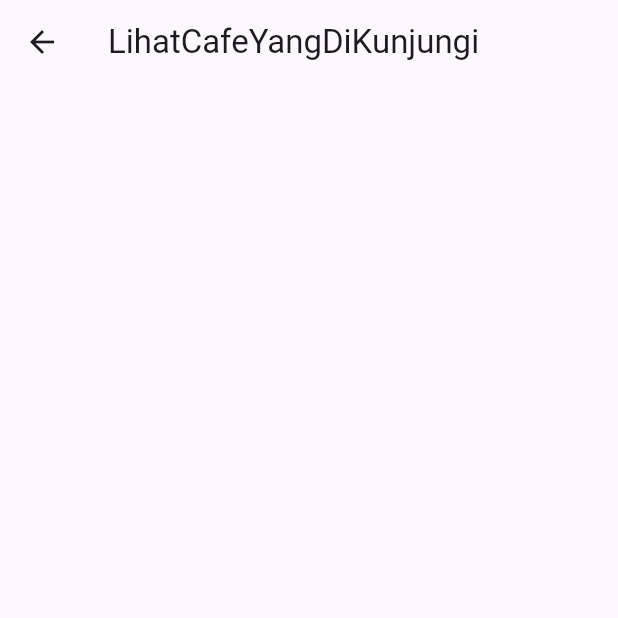
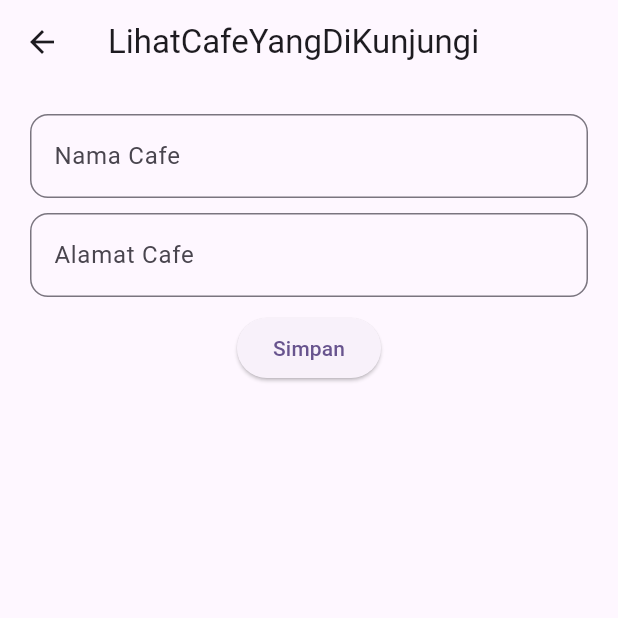
Before and after one commit to Asrul90/appinput, a Flutter app: the LihatCafe screen opened directly, on a phone screen of 412 x 824 dp, the top half of it. Run offline on Flutter 3.47's test engine with Material 3 defaults, Android fonts, the phone set to English and light mode, and no system bars; network calls fail.

Commit message:
menambahkan elevated button

```diff
--- a/lib/lihat_cafe.dart
+++ b/lib/lihat_cafe.dart
@@ -1,3 +1,4 @@
+import 'package:appinput/halaman_input.dart';
 import 'package:flutter/material.dart';
 import 'package:http/http.dart' as http;
 
@@ -31,6 +32,73 @@ class _LihatCafeState extends State<LihatCafe> {
       appBar: AppBar(
         title: Text("LihatCafeYangDiKunjungi"),
       ),
+      body: Form(
+        key: formKey,
+        child: Container(
+          padding: EdgeInsets.all(20),
+          child: Column(
+            children: [
+              TextFormField(
+                controller: nama,
+                decoration: InputDecoration(
+                  hintText: "Nama Cafe",
+                  border: OutlineInputBorder(
+                    borderRadius: BorderRadius.circular(12),
+                  ),
+                ),
+                validator: (value) {
+                  if (value!.isEmpty) {
+                    return "Nama Cafe Tidak Boleh Kosong!";
+                  }
+                },
+              ),
+              SizedBox(
+                height: 10,
+              ),
+              TextFormField(
+                controller: alamat,
+                decoration: InputDecoration(
+                  hintText: "Alamat Cafe",
+                  border: OutlineInputBorder(
+                    borderRadius: BorderRadius.circular(12),
+                  ),
+                ),
+                validator: (value) {
+                  if (value!.isEmpty) {
+                    return "Alamat Cafe Tidak Boleh Kosong!";
+                  }
+                },
+              ),
+              SizedBox(height: 10),
+              ElevatedButton(
+                onPressed: () {
+                  if (formKey.currentState!.validate()) {
+                    _simpan().then((value) {
+                      if (value) {
+                        final snackBar = SnackBar(
+                          content: const Text("data berhasil disimpan"),
+                        );
+                        ScaffoldMessenger.of(context).showSnackBar(snackBar);
+                      } else {
+                        final snackBar = SnackBar(
+                          content: const Text("data gagal disimpan"),
+                        );
+                        ScaffoldMessenger.of(context).showSnackBar(snackBar);
+                      }
+                    });
+                    Navigator.pushAndRemoveUntil(
+                        context,
+                        MaterialPageRoute(
+                            builder: ((context) => Halaman_Input())),
+                        (route) => false);
+                  }
+                },
+                child: Text('Simpan'),
+              ),
+            ],
+          ),
+        ),
+      ),
     );
   }
 }
```
